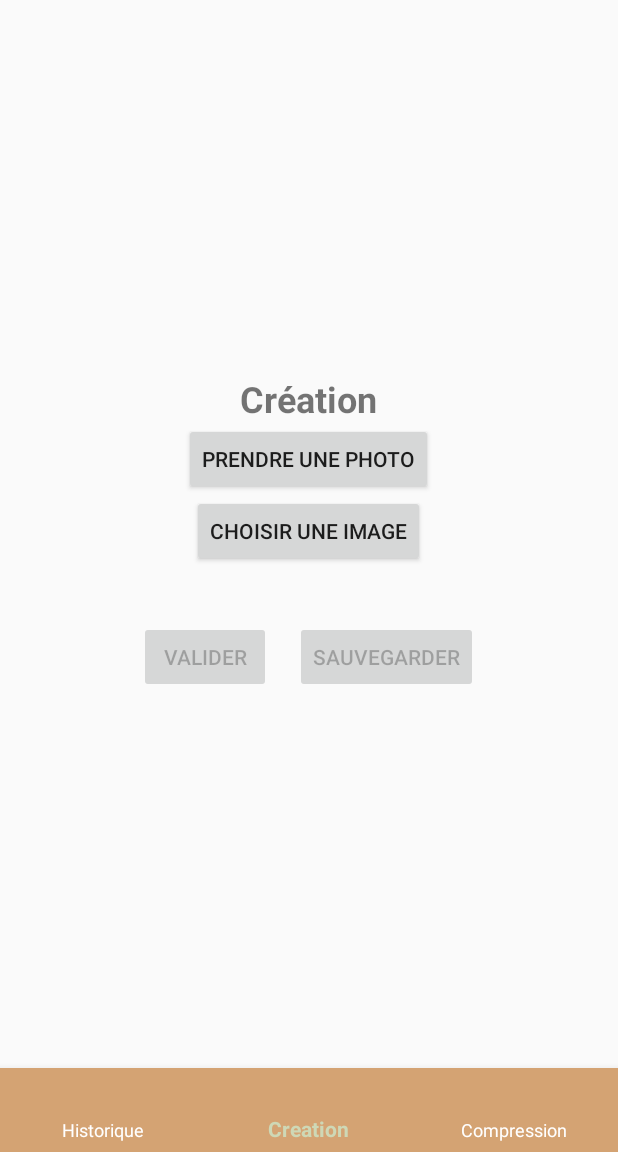
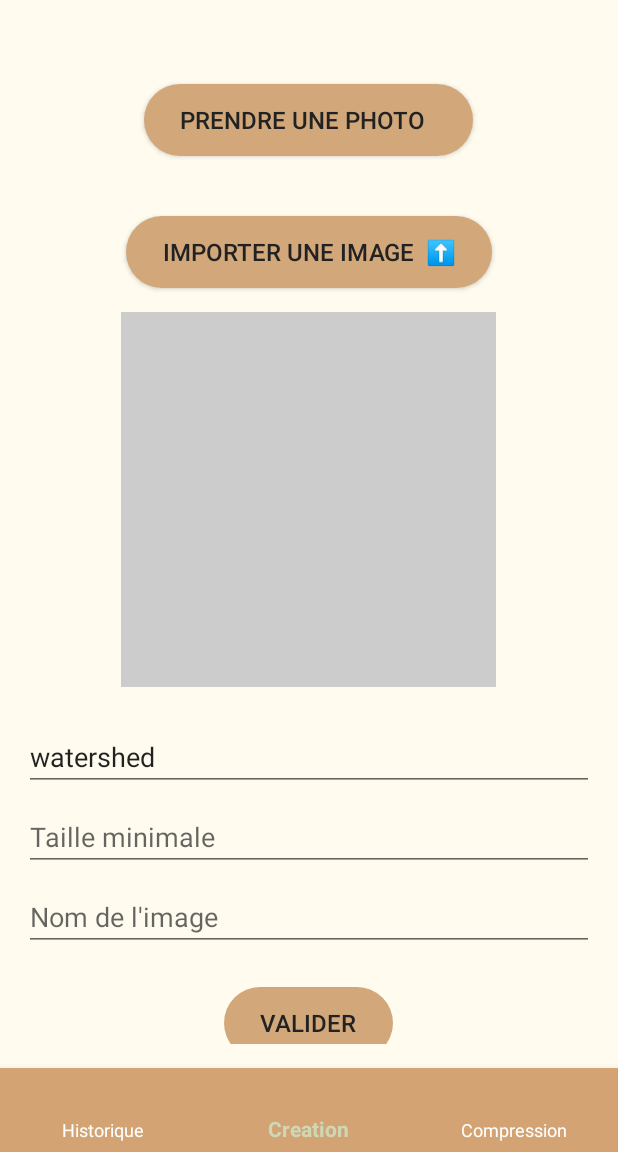
Before and after one commit to EmilienRY/projetMobile, an Android app: the screen it shows after launch (MainActivity), item 2 of the bottom bar chosen, on a phone screen of 412 x 824 dp, the part 84-1236 px from its top. Run offline under Robolectric (Android 15) with nearby library versions, the phone set to English and light mode, and no system bars; our stand-ins replace Room's generated code; 1 statement that could not run was skipped.

Commit message:
ajout watershed et amélioration visuels

```diff
--- a/app/src/main/res/drawable/rounded_button.xml
+++ b/app/src/main/res/drawable/rounded_button.xml
@@ -1,8 +1,5 @@
-<shape xmlns:android="http://schemas.android.com/apk/res/android"
-    android:shape="rectangle">
-
-    <solid android:color="@android:color/transparent"/> <!-- laisser transparent ici -->
-
-    <corners android:radius="24dp" />
-
+<?xml version="1.0" encoding="utf-8"?>
+<shape xmlns:android="http://schemas.android.com/apk/res/android">
+    <solid android:color="#D2A87B"/>  <!-- couleur beige/orangé -->
+    <corners android:radius="24dp"/>
 </shape>
--- a/app/src/main/res/layout/fragment_creation.xml
+++ b/app/src/main/res/layout/fragment_creation.xml
@@ -1,59 +1,108 @@
 <?xml version="1.0" encoding="utf-8"?>
-<LinearLayout xmlns:android="http://schemas.android.com/apk/res/android"
+<ScrollView xmlns:android="http://schemas.android.com/apk/res/android"
     android:layout_width="match_parent"
     android:layout_height="match_parent"
+    android:padding="16dp"
+    android:background="#FFFBEF">
+
+    <LinearLayout
         android:orientation="vertical"
-    android:gravity="center"
-    android:padding="16dp">
+        android:gravity="center_horizontal"
+        android:layout_width="match_parent"
+        android:layout_height="wrap_content">
 
-    <TextView
-        android:text="Création"
-        android:textSize="24sp"
-        android:textStyle="bold"
-        android:textAlignment="center"
-        android:layout_width="wrap_content"
-        android:layout_height="wrap_content" />
+
 
         <Button
             android:id="@+id/boutonPhoto"
+            android:text="Prendre une photo  \uD83D\uDCF7"
+            android:background="@drawable/rounded_button"
+            android:textColor="#222222"
+            android:paddingLeft="24dp"
+            android:paddingRight="24dp"
+            android:paddingTop="8dp"
+            android:paddingBottom="8dp"
+            android:textSize="16sp"
+            android:layout_marginTop="40dp"
             android:layout_width="wrap_content"
             android:layout_height="wrap_content"
-        android:text="Prendre une photo" />
+            android:layout_gravity="center"/>
 
         <Button
             android:id="@+id/boutonChoisir"
+            android:text="Importer une image  \u2B06\uFE0F"
+            android:background="@drawable/rounded_button"
+            android:textColor="#222222"
+            android:paddingLeft="24dp"
+            android:paddingRight="24dp"
+            android:paddingTop="8dp"
+            android:paddingBottom="8dp"
+            android:textSize="16sp"
+            android:layout_marginTop="40dp"
             android:layout_width="wrap_content"
             android:layout_height="wrap_content"
-        android:text="Choisir une image" />
+            android:layout_gravity="center"/>
 
         <ImageView
             android:id="@+id/imageView"
+            android:layout_width="250dp"
+            android:layout_height="250dp"
+            android:layout_marginTop="16dp"
+            android:scaleType="fitCenter"
+            android:adjustViewBounds="true"
+            android:background="#CCCCCC" />
+
+        <!-- Algorithme -->
+        <EditText
+            android:id="@+id/choixAlgo"
+            android:hint="Choix de l'algorithme (e.g., watershed, slic)"
+            android:text="watershed"
+            android:layout_marginTop="24dp"
+            android:layout_width="match_parent"
+            android:layout_height="wrap_content" />
+
+        <!-- Paramètre 1 -->
+        <EditText
+            android:id="@+id/param1"
+            android:hint="Taille minimale"
+            android:layout_marginTop="8dp"
+            android:layout_width="match_parent"
+            android:layout_height="wrap_content"
+            android:inputType="number" />
+
+        <!-- Paramètre 2 (uniquement pour SLIC) -->
+        <EditText
+            android:id="@+id/param2"
+            android:hint="Paramètre 2 (SLIC uniquement)"
+            android:layout_marginTop="8dp"
+            android:layout_width="match_parent"
+            android:layout_height="wrap_content"
+            android:visibility="gone"
+            android:inputType="number" />
+
+        <!-- Nom de l'image -->
+        <EditText
+            android:id="@+id/editTextNom"
+            android:hint="Nom de l'image"
+            android:layout_marginTop="8dp"
+            android:layout_width="match_parent"
+            android:layout_height="wrap_content" />
+
+        <!-- Valider -->
+        <Button
+            android:id="@+id/boutonValider"
+            android:text="Valider"
+            android:background="@drawable/rounded_button"
+            android:textColor="#222222"
+            android:paddingLeft="24dp"
+            android:paddingRight="24dp"
+            android:paddingTop="8dp"
+            android:paddingBottom="8dp"
+            android:textSize="16sp"
+            android:layout_marginTop="24dp"
             android:layout_width="wrap_content"
             android:layout_height="wrap_content"
-        android:adjustViewBounds="true"
-        android:scaleType="centerInside"
-        android:layout_marginTop="20dp"
-        android:background="#CCCCCC"/>
-
-    <LinearLayout
-        android:layout_width="wrap_content"
-        android:layout_height="wrap_content"
-        android:orientation="horizontal"
-        android:layout_marginTop="16dp">
-
-        <Button
-            android:id="@+id/boutonValider"
-            android:layout_width="wrap_content"
-            android:layout_height="wrap_content"
-            android:text="Valider" />
-
-        <Button
-            android:id="@+id/boutonSauvegarder"
-            android:layout_width="wrap_content"
-            android:layout_height="wrap_content"
-            android:layout_marginStart="16dp"
-            android:text="Sauvegarder"
-            android:enabled="false" />
-    </LinearLayout>
+            android:layout_gravity="center"/>
 
     </LinearLayout>
+</ScrollView>
```
Also changed, not shown: app/src/main/java/com/example/superpixelapp/MainFragment/CreationFragment.java (+125 -163 lines), 1 other file. Lines whose indentation alone changed are shown as unchanged.
